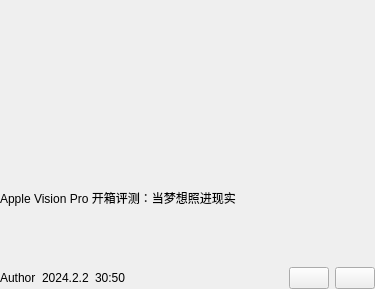
The window that sVanilla/src/ClientUi/VideoList/VideoGridWidget.ui (WangPengZhan/sVanilla) describes before a commit, drawn with Qt 5.
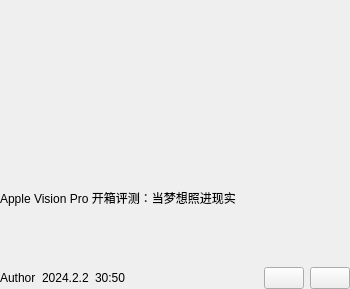
The same window after the commit. Custom widgets are drawn as their Qt base class.

Diff of the .ui file:
```diff
--- a/sVanilla/src/ClientUi/VideoList/VideoGridWidget.ui
+++ b/sVanilla/src/ClientUi/VideoList/VideoGridWidget.ui
@@ -6,7 +6,7 @@
    <rect>
     <x>0</x>
     <y>0</y>
-    <width>375</width>
+    <width>350</width>
     <height>289</height>
    </rect>
   </property>
```
